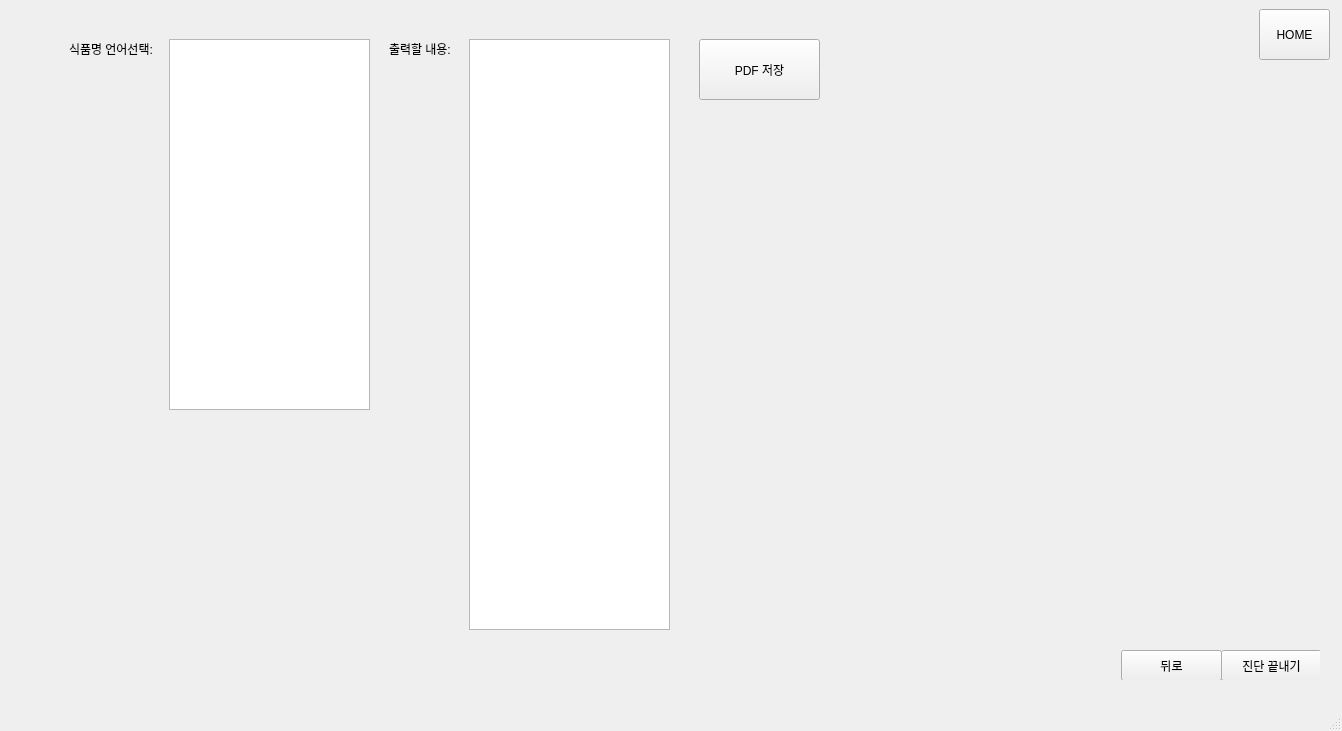
Qt form view/stackedwid1.ui (jipark721/kh_proj) before a commit.
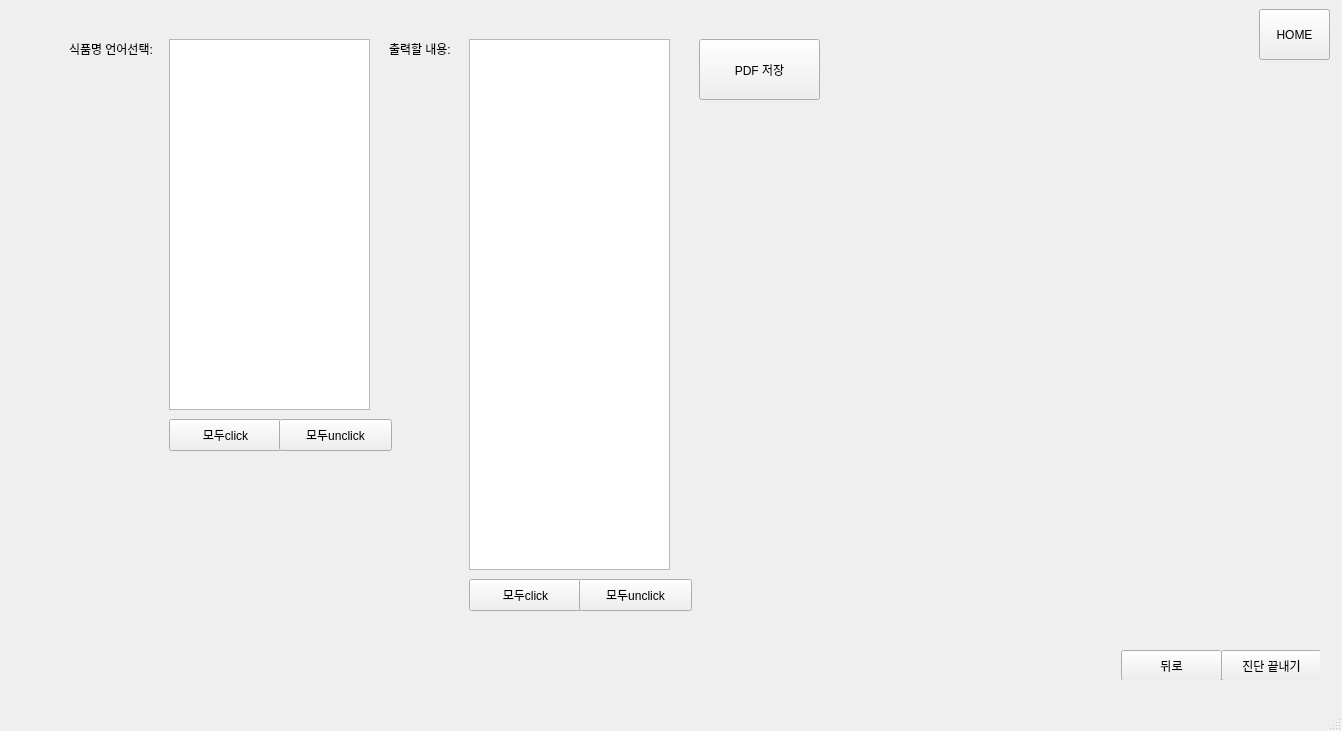
The same form after that commit. The open tabs and pages were chosen to show the change.

```diff
--- a/view/stackedwid1.ui
+++ b/view/stackedwid1.ui
@@ -4769,7 +4769,7 @@
            <x>450</x>
            <y>30</y>
            <width>201</width>
-           <height>591</height>
+           <height>531</height>
           </rect>
          </property>
         </widget>
@@ -4858,6 +4858,58 @@
           <string>PDF 저장</string>
          </property>
         </widget>
+        <widget class="QPushButton" name="btn_check_all_lang_11">
+         <property name="geometry">
+          <rect>
+           <x>150</x>
+           <y>410</y>
+           <width>113</width>
+           <height>32</height>
+          </rect>
+         </property>
+         <property name="text">
+          <string>모두click</string>
+         </property>
+        </widget>
+        <widget class="QPushButton" name="btn_check_all_print_stuff_11">
+         <property name="geometry">
+          <rect>
+           <x>450</x>
+           <y>570</y>
+           <width>113</width>
+           <height>32</height>
+          </rect>
+         </property>
+         <property name="text">
+          <string>모두click</string>
+         </property>
+        </widget>
+        <widget class="QPushButton" name="btn_uncheck_all_print_stuff_11">
+         <property name="geometry">
+          <rect>
+           <x>560</x>
+           <y>570</y>
+           <width>113</width>
+           <height>32</height>
+          </rect>
+         </property>
+         <property name="text">
+          <string>모두unclick</string>
+         </property>
+        </widget>
+        <widget class="QPushButton" name="btn_uncheck_all_lang_11">
+         <property name="geometry">
+          <rect>
+           <x>260</x>
+           <y>410</y>
+           <width>113</width>
+           <height>32</height>
+          </rect>
+         </property>
+         <property name="text">
+          <string>모두unclick</string>
+         </property>
+        </widget>
        </widget>
       </widget>
       <widget class="QWidget" name="page_data_home_12">
```
Left out of the diff: 2 changed lines with no effect on the pictures.
